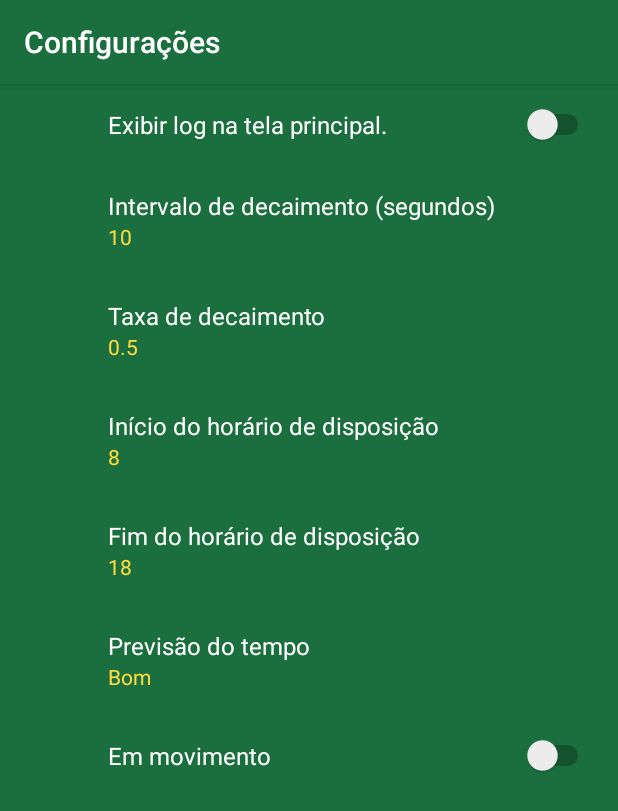
After one commit to suelensilva/Projeto_IA369, an Android app: the SettingsActivity screen opened directly, with no data from a screen before it, on a phone screen of 412 x 824 dp. The commit adds this screen. Shown: the top 811 px of the screen. Run offline under Robolectric (Android 15) with nearby library versions, the phone set to English and light mode, and no system bars; our stand-ins replace androidx.preference.

Commit message:
Adiciona tela de configurações

```diff
--- a/BichinhoVirtual/app/build.gradle
+++ b/BichinhoVirtual/app/build.gradle
@@ -22,15 +22,18 @@ dependencies {
     implementation fileTree(dir: 'libs', include: ['*.jar'])
     implementation project(':emotion')
     implementation 'com.android.support:appcompat-v7:28.0.0'
-    //implementation "com.android.support:support-compat:28.0.0"
     implementation 'com.android.support.constraint:constraint-layout:1.1.3'
+    implementation 'com.android.support:preference-v7:28.0.0'
     implementation 'com.squareup.retrofit2:retrofit:2.4.0'
     implementation 'com.squareup.retrofit2:converter-gson:2.4.0'
     implementation 'com.ibm.watson.developer_cloud:java-sdk:6.7.0'
     implementation 'com.google.android.gms:play-services-vision:17.0.2'
 
+
     // Room components
     implementation "android.arch.persistence.room:runtime:1.1.1"
+    implementation 'com.android.support:design:28.0.0'
+    implementation 'com.android.support:support-v4:28.0.0'
     annotationProcessor "android.arch.persistence.room:compiler:1.1.1"
     androidTestImplementation "android.arch.persistence.room:testing:1.1.1"
 
--- a/BichinhoVirtual/app/src/main/java/br/com/ia369/bichinhovirtual/MainActivity.java
+++ b/BichinhoVirtual/app/src/main/java/br/com/ia369/bichinhovirtual/MainActivity.java
@@ -236,6 +236,10 @@ public class MainActivity extends AppCompatActivity implements RecognitionListen
                     break;
             }
         }
+    }
+
+    public void openSettings(View view) {
+        startActivity(new Intent(this, SettingsActivity.class));
     }
 
     public void startSpeechRecognizer(View view) {
--- /dev/null
+++ b/BichinhoVirtual/app/src/main/java/br/com/ia369/bichinhovirtual/SettingsActivity.java
@@ -0,0 +1,19 @@
+package br.com.ia369.bichinhovirtual;
+
+import android.content.SharedPreferences;
+import android.os.Bundle;
+import android.preference.PreferenceActivity;
+import android.support.annotation.Nullable;
+import android.support.v7.app.AppCompatActivity;
+
+public class SettingsActivity extends AppCompatActivity  {
+
+    @Override
+    protected void onCreate(@Nullable Bundle savedInstanceState) {
+        super.onCreate(savedInstanceState);
+
+        getSupportFragmentManager().beginTransaction()
+                .replace(android.R.id.content, new SettingsFragment())
+                .commit();
+    }
+}
--- /dev/null
+++ b/BichinhoVirtual/app/src/main/java/br/com/ia369/bichinhovirtual/SettingsFragment.java
@@ -0,0 +1,61 @@
+package br.com.ia369.bichinhovirtual;
+
+import android.content.SharedPreferences;
+import android.os.Bundle;
+import android.support.v7.preference.EditTextPreference;
+import android.support.v7.preference.ListPreference;
+import android.support.v7.preference.Preference;
+import android.support.v7.preference.PreferenceFragmentCompat;
+
+public class SettingsFragment extends PreferenceFragmentCompat implements
+        SharedPreferences.OnSharedPreferenceChangeListener {
+
+    @Override
+    public void onCreatePreferences(Bundle bundle, String rootKey) {
+        setPreferencesFromResource(R.xml.preferences, rootKey);
+
+        EditTextPreference decayIntervalPreference = (EditTextPreference) findPreference("decay_interval");
+        decayIntervalPreference.setSummary(decayIntervalPreference.getText());
+
+        EditTextPreference decayFactorPreference = (EditTextPreference) findPreference("decay_factor");
+        decayFactorPreference.setSummary(decayFactorPreference.getText());
+
+        EditTextPreference dispositionTimeStartPreference = (EditTextPreference) findPreference("disposition_time_start");
+        dispositionTimeStartPreference.setSummary(dispositionTimeStartPreference.getText());
+
+        EditTextPreference dispositionTimeEndPreference = (EditTextPreference) findPreference("disposition_time_end");
+        dispositionTimeEndPreference.setSummary(dispositionTimeEndPreference.getText());
+
+        ListPreference weatherConditionPreference = (ListPreference) findPreference("weather_condition_prefs");
+        weatherConditionPreference.setSummary(weatherConditionPreference.getEntry());
+    }
+
+    @Override
+    public void onResume() {
+        super.onResume();
+        // Set up a listener whenever a key changes
+        getPreferenceScreen().getSharedPreferences()
+                .registerOnSharedPreferenceChangeListener(this);
+    }
+
+    @Override
+    public void onPause() {
+        super.onPause();
+        // Unregister the listener whenever a key changes
+        getPreferenceScreen().getSharedPreferences()
+                .unregisterOnSharedPreferenceChangeListener(this);
+    }
+
+    @Override
+    public void onSharedPreferenceChanged(SharedPreferences sharedPreferences, String key) {
+        Preference preference = findPreference(key);
+
+        if(preference instanceof EditTextPreference) {
+            preference.setSummary(((EditTextPreference) preference).getText());
+        }
+
+        if(preference instanceof ListPreference) {
+            preference.setSummary(((ListPreference) preference).getEntry());
+        }
+    }
+}
--- a/BichinhoVirtual/app/src/main/res/layout/activity_main.xml
+++ b/BichinhoVirtual/app/src/main/res/layout/activity_main.xml
@@ -15,6 +15,7 @@
         android:layout_marginEnd="16dp"
         android:layout_marginTop="16dp"
         android:src="@drawable/config"
+        android:onClick="openSettings"
         android:contentDescription="@string/settings"
         app:layout_constraintTop_toTopOf="parent"
         app:layout_constraintEnd_toEndOf="parent"
--- a/BichinhoVirtual/app/src/main/res/values/strings.xml
+++ b/BichinhoVirtual/app/src/main/res/values/strings.xml
@@ -27,4 +27,20 @@
 
     <string name="channel_name">Bichinho Virtual</string>
     <string name="channel_description">Bichinho Virtual</string>
+
+    <string name="title_activity_settings">Configurações</string>
+
+    <string-array name="forecast_entries">
+        <item>Bom</item>
+        <item>Frio</item>
+        <item>Calor</item>
+        <item>Chuva</item>
+    </string-array>
+
+    <string-array name="forecast_entries_values">
+        <item>211</item>
+        <item>209</item>
+        <item>210</item>
+        <item>208</item>
+    </string-array>
 </resources>
--- a/BichinhoVirtual/app/src/main/res/values/styles.xml
+++ b/BichinhoVirtual/app/src/main/res/values/styles.xml
@@ -8,4 +8,17 @@
         <item name="colorAccent">@color/colorAccent</item>
     </style>
 
+    <style name="SettingsTheme" parent="Theme.AppCompat.Light.DarkActionBar">
+        <!-- Customize your theme here. -->
+        <item name="colorPrimary">@color/colorPrimary</item>
+        <item name="colorPrimaryDark">@color/colorPrimaryDark</item>
+        <item name="colorAccent">@color/colorAccent</item>
+
+        <item name="android:background">@color/colorPrimary</item>
+        <item name="android:textColor">@android:color/white</item>
+        <item name="android:textColorPrimary">@android:color/white</item>
+        <item name="android:textColorSecondary">@color/colorAccent</item>
+        <item name="android:editTextColor">@android:color/white</item>
+    </style>
+
 </resources>
--- /dev/null
+++ b/BichinhoVirtual/app/src/main/res/xml/preferences.xml
@@ -0,0 +1,47 @@
+<PreferenceScreen xmlns:android="http://schemas.android.com/apk/res/android">
+    <SwitchPreference
+        android:defaultValue="false"
+        android:title="Exibir log na tela principal."
+        android:key="show_log" />
+
+    <EditTextPreference
+        android:defaultValue="10"
+        android:title="Intervalo de decaimento (segundos)"
+        android:key="decay_interval"
+        android:numeric="integer"
+        android:summary="Intervalo de decaimento" />
+
+    <EditTextPreference
+        android:defaultValue="0.5"
+        android:title="Taxa de decaimento"
+        android:key="decay_factor"
+        android:numeric="decimal"
+        android:summary="Taxa de decaimento" />
+
+    <EditTextPreference
+        android:defaultValue="8"
+        android:title="Início do horário de disposição"
+        android:key="disposition_time_start"
+        android:numeric="integer"
+        android:summary="Início do horário de disposição" />
+
+    <EditTextPreference
+        android:defaultValue="18"
+        android:title="Fim do horário de disposição"
+        android:key="disposition_time_end"
+        android:numeric="integer"
+        android:summary="Fim do horário de disposição" />
+
+    <ListPreference
+        android:defaultValue="211"
+        android:key="weather_condition_prefs"
+        android:title="Previsão do tempo"
+        android:entries="@array/forecast_entries"
+        android:entryValues="@array/forecast_entries_values"
+        />
+
+    <SwitchPreference
+        android:defaultValue="false"
+        android:title="Em movimento"
+        android:key="moving_status" />
+</PreferenceScreen>
```
Also changed, not shown: BichinhoVirtual/app/src/main/AndroidManifest.xml (+13 -5 lines), BichinhoVirtual/app/src/main/java/br/com/ia369/bichinhovirtual/appraisal/EmotionEngineService.java (+12 -4 lines), BichinhoVirtual/app/src/main/java/br/com/ia369/bichinhovirtual/room/EmotionRoomDatabase.java (+3 -9 lines), 1 other file.
